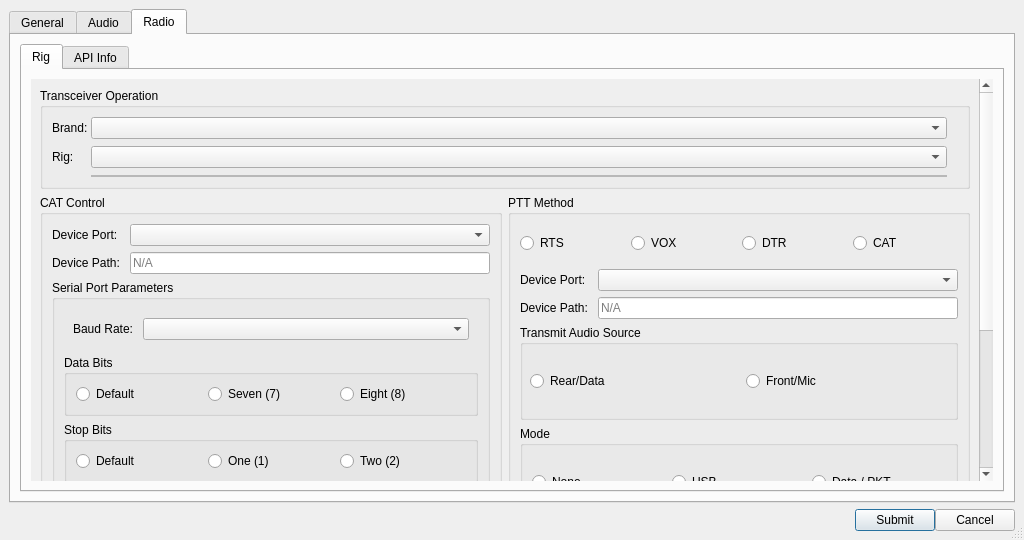
Qt form src/ui/dialogsettings.ui (GekkoFyre/small-world-deluxe) before a commit.
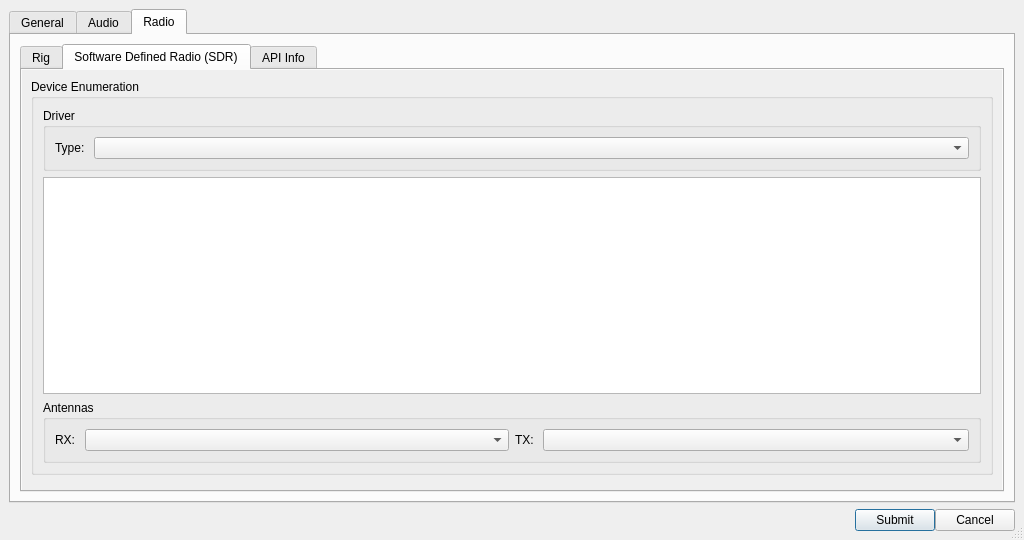
The same form after that commit. The open tabs and pages were chosen to show the change.

Commit message: * We have the basics of SDR (software defined radio) device enumeration working.

Patch:
```diff
--- a/src/ui/dialogsettings.ui
+++ b/src/ui/dialogsettings.ui
@@ -115,6 +115,18 @@
                  <string>Station</string>
                 </attribute>
                 <layout class="QVBoxLayout" name="verticalLayout_9">
+                 <property name="leftMargin">
+                  <number>0</number>
+                 </property>
+                 <property name="topMargin">
+                  <number>0</number>
+                 </property>
+                 <property name="rightMargin">
+                  <number>0</number>
+                 </property>
+                 <property name="bottomMargin">
+                  <number>0</number>
+                 </property>
                  <item>
                   <widget class="QScrollArea" name="scrollArea_general_settings">
                    <property name="sizePolicy">
@@ -140,7 +152,7 @@
                      <rect>
                       <x>0</x>
                       <y>0</y>
-                      <width>948</width>
+                      <width>966</width>
                       <height>433</height>
                      </rect>
                     </property>
@@ -510,6 +522,18 @@
                  <string>Frequencies</string>
                 </attribute>
                 <layout class="QVBoxLayout" name="verticalLayout_11">
+                 <property name="leftMargin">
+                  <number>0</number>
+                 </property>
+                 <property name="topMargin">
+                  <number>0</number>
+                 </property>
+                 <property name="rightMargin">
+                  <number>0</number>
+                 </property>
+                 <property name="bottomMargin">
+                  <number>0</number>
+                 </property>
                  <item>
                   <widget class="QScrollArea" name="scrollArea_ui_radio_freqs">
                    <property name="frameShape">
@@ -529,7 +553,7 @@
                      <rect>
                       <x>0</x>
                       <y>0</y>
-                      <width>948</width>
+                      <width>966</width>
                       <height>448</height>
                      </rect>
                     </property>
@@ -761,6 +785,18 @@
                      <string>Basic &amp;&amp; Accessibility</string>
                     </attribute>
                     <layout class="QVBoxLayout" name="verticalLayout_67">
+                     <property name="leftMargin">
+                      <number>0</number>
+                     </property>
+                     <property name="topMargin">
+                      <number>0</number>
+                     </property>
+                     <property name="rightMargin">
+                      <number>0</number>
+                     </property>
+                     <property name="bottomMargin">
+                      <number>0</number>
+                     </property>
                      <item>
                       <widget class="QScrollArea" name="scrollArea_ui_user_interface">
                        <property name="frameShape">
@@ -780,7 +816,7 @@
                          <rect>
                           <x>0</x>
                           <y>0</y>
-                          <width>926</width>
+                          <width>944</width>
                           <height>1217</height>
                          </rect>
                         </property>
@@ -2268,6 +2304,18 @@
                      <string>Themes</string>
                     </attribute>
                     <layout class="QVBoxLayout" name="verticalLayout_68">
+                     <property name="leftMargin">
+                      <number>0</number>
+                     </property>
+                     <property name="topMargin">
+                      <number>0</number>
+                     </property>
+                     <property name="rightMargin">
+                      <number>0</number>
+                     </property>
+                     <property name="bottomMargin">
+                      <number>0</number>
+                     </property>
                      <item>
                       <widget class="QScrollArea" name="scrollArea">
                        <property name="frameShape">
@@ -2287,8 +2335,8 @@
                          <rect>
                           <x>0</x>
                           <y>0</y>
-                          <width>940</width>
-                          <height>348</height>
+                          <width>379</width>
+                          <height>109</height>
                          </rect>
                         </property>
                         <layout class="QVBoxLayout" name="verticalLayout_69">
@@ -2374,6 +2422,18 @@
                  <string>XMPP</string>
                 </attribute>
                 <layout class="QVBoxLayout" name="verticalLayout_58">
+                 <property name="leftMargin">
+                  <number>0</number>
+                 </property>
+                 <property name="topMargin">
+                  <number>0</number>
+                 </property>
+                 <property name="rightMargin">
+                  <number>0</number>
+                 </property>
+                 <property name="bottomMargin">
+                  <number>0</number>
+                 </property>
                  <item>
                   <widget class="QScrollArea" name="scrollArea_ui_xmpp_cfg">
                    <property name="frameShape">
@@ -2390,7 +2450,7 @@
                      <rect>
                       <x>0</x>
                       <y>0</y>
-                      <width>948</width>
+                      <width>966</width>
                       <height>647</height>
                      </rect>
                     </property>
@@ -3432,6 +3492,15 @@
                  <string>Event Logger</string>
                 </attribute>
                 <layout class="QVBoxLayout" name="verticalLayout_48">
+                 <property name="leftMargin">
+                  <number>0</number>
+                 </property>
+                 <property name="topMargin">
+                  <number>0</number>
+                 </property>
+                 <property name="bottomMargin">
+                  <number>0</number>
+                 </property>
                  <item>
                   <widget class="QScrollArea" name="scrollArea_4">
                    <property name="frameShape">
@@ -3451,8 +3520,8 @@
                      <rect>
                       <x>0</x>
                       <y>0</y>
-                      <width>962</width>
-                      <height>396</height>
+                      <width>971</width>
+                      <height>414</height>
                      </rect>
                     </property>
                     <layout class="QVBoxLayout" name="verticalLayout_49">
@@ -3597,15 +3666,6 @@
                   <number>0</number>
                  </property>
                  <item>
-                  <widget class="QFrame" name="frame_audio_config">
-                   <property name="frameShape">
-                    <enum>QFrame::NoFrame</enum>
-                   </property>
-                   <property name="frameShadow">
-                    <enum>QFrame::Plain</enum>
-                   </property>
-                   <layout class="QVBoxLayout" name="verticalLayout_5">
-                    <item>
                      <widget class="QScrollArea" name="scrollArea_audio_config">
                       <property name="frameShape">
                        <enum>QFrame::NoFrame</enum>
@@ -3624,8 +3684,8 @@
                         <rect>
                          <x>0</x>
                          <y>0</y>
-                         <width>962</width>
-                         <height>396</height>
+                      <width>980</width>
+                      <height>414</height>
                         </rect>
                        </property>
                        <layout class="QVBoxLayout" name="verticalLayout_29">
@@ -4095,14 +4155,23 @@
                     </item>
                    </layout>
                   </widget>
-                 </item>
-                </layout>
-               </widget>
                <widget class="QWidget" name="tab_audio_encoding_settings">
                 <attribute name="title">
                  <string>Recorder</string>
                 </attribute>
                 <layout class="QVBoxLayout" name="verticalLayout_26">
+                 <property name="leftMargin">
+                  <number>0</number>
+                 </property>
+                 <property name="topMargin">
+                  <number>0</number>
+                 </property>
+                 <property name="rightMargin">
+                  <number>0</number>
+                 </property>
+                 <property name="bottomMargin">
+                  <number>0</number>
+                 </property>
                  <item>
                   <widget class="QScrollArea" name="scrollArea_audio_recorder_config">
                    <property name="frameShape">
@@ -4615,6 +4684,18 @@
                     <string>Details</string>
                    </property>
                    <layout class="QHBoxLayout" name="horizontalLayout_11">
+                    <property name="leftMargin">
+                     <number>0</number>
+                    </property>
+                    <property name="topMargin">
+                     <number>0</number>
+                    </property>
+                    <property name="rightMargin">
+                     <number>0</number>
+                    </property>
+                    <property name="bottomMargin">
+                     <number>0</number>
+                    </property>
                     <item>
                      <widget class="QFrame" name="frame_api_details_1">
                       <property name="sizePolicy">
@@ -4867,15 +4948,6 @@
                  <string>Rig</string>
                 </attribute>
                 <layout class="QVBoxLayout" name="verticalLayout_10">
-                 <item>
-                  <widget class="QFrame" name="frame_2">
-                   <property name="frameShape">
-                    <enum>QFrame::NoFrame</enum>
-                   </property>
-                   <property name="frameShadow">
-                    <enum>QFrame::Plain</enum>
-                   </property>
-                   <layout class="QVBoxLayout" name="verticalLayout_30">
                     <property name="leftMargin">
                      <number>0</number>
                     </property>
@@ -4889,7 +4961,7 @@
                      <number>0</number>
                     </property>
                     <item>
-                     <widget class="QScrollArea" name="scrollArea_2">
+                  <widget class="QScrollArea" name="scrollArea_radio_rig">
                       <property name="frameShape">
                        <enum>QFrame::NoFrame</enum>
                       </property>
@@ -4902,12 +4974,12 @@
                       <property name="widgetResizable">
                        <bool>true</bool>
                       </property>
-                      <widget class="QWidget" name="scrollAreaWidgetContents_2">
+                   <widget class="QWidget" name="scrollAreaWidgetContents_radio_rig">
                        <property name="geometry">
                         <rect>
                          <x>0</x>
                          <y>0</y>
-                         <width>948</width>
+                      <width>966</width>
                          <height>688</height>
                         </rect>
                        </property>
@@ -5924,6 +5996,198 @@
                     </item>
                    </layout>
                   </widget>
+               <widget class="QWidget" name="tab_radio_sdr">
+                <attribute name="title">
+                 <string>Software Defined Radio (SDR)</string>
+                </attribute>
+                <layout class="QVBoxLayout" name="verticalLayout_5">
+                 <property name="leftMargin">
+                  <number>0</number>
+                 </property>
+                 <property name="topMargin">
+                  <number>0</number>
+                 </property>
+                 <property name="rightMargin">
+                  <number>0</number>
+                 </property>
+                 <property name="bottomMargin">
+                  <number>0</number>
+                 </property>
+                 <item>
+                  <widget class="QScrollArea" name="scrollArea_radio_sdr">
+                   <property name="frameShape">
+                    <enum>QFrame::NoFrame</enum>
+                   </property>
+                   <property name="frameShadow">
+                    <enum>QFrame::Plain</enum>
+                   </property>
+                   <property name="widgetResizable">
+                    <bool>true</bool>
+                   </property>
+                   <widget class="QWidget" name="scrollAreaWidgetContents_radio_sdr">
+                    <property name="geometry">
+                     <rect>
+                      <x>0</x>
+                      <y>0</y>
+                      <width>980</width>
+                      <height>414</height>
+                     </rect>
+                    </property>
+                    <layout class="QVBoxLayout" name="verticalLayout_30">
+                     <item>
+                      <widget class="QFrame" name="frame_radio_sdr_top">
+                       <property name="frameShape">
+                        <enum>QFrame::NoFrame</enum>
+                       </property>
+                       <property name="frameShadow">
+                        <enum>QFrame::Plain</enum>
+                       </property>
+                       <layout class="QVBoxLayout" name="verticalLayout_76">
+                        <property name="leftMargin">
+                         <number>0</number>
+                        </property>
+                        <property name="topMargin">
+                         <number>0</number>
+                        </property>
+                        <property name="rightMargin">
+                         <number>0</number>
+                        </property>
+                        <property name="bottomMargin">
+                         <number>0</number>
+                        </property>
+                        <item>
+                         <widget class="QGroupBox" name="groupBox_radio_sdr_device_enum">
+                          <property name="title">
+                           <string>Device Enumeration</string>
+                          </property>
+                          <layout class="QVBoxLayout" name="verticalLayout_77">
+                           <item>
+                            <widget class="QGroupBox" name="groupBox_radio_sdr_driver">
+                             <property name="title">
+                              <string>Driver</string>
+                             </property>
+                             <layout class="QFormLayout" name="formLayout_25">
+                              <item row="0" column="0">
+                               <widget class="QLabel" name="label_radio_sdr_driver_type">
+                                <property name="text">
+                                 <string>Type: </string>
+                                </property>
+                               </widget>
+                              </item>
+                              <item row="0" column="1">
+                               <widget class="QComboBox" name="comboBox_radio_sdr_driver_sel"/>
+                              </item>
+                             </layout>
+                            </widget>
+                           </item>
+                           <item>
+                            <widget class="QTreeWidget" name="treeWidget_radio_sdr_device_enum">
+                             <property name="alternatingRowColors">
+                              <bool>true</bool>
+                             </property>
+                             <property name="headerHidden">
+                              <bool>true</bool>
+                             </property>
+                             <column>
+                              <property name="text">
+                               <string notr="true">1</string>
+                              </property>
+                             </column>
+                            </widget>
+                           </item>
+                           <item>
+                            <widget class="QGroupBox" name="groupBox_radio_sdr_device_antennae">
+                             <property name="title">
+                              <string>Antennas</string>
+                             </property>
+                             <layout class="QHBoxLayout" name="horizontalLayout_32">
+                              <property name="bottomMargin">
+                               <number>0</number>
+                              </property>
+                              <item>
+                               <widget class="QFrame" name="frame_radio_sdr_device_antennae_rx">
+                                <property name="frameShape">
+                                 <enum>QFrame::NoFrame</enum>
+                                </property>
+                                <property name="frameShadow">
+                                 <enum>QFrame::Raised</enum>
+                                </property>
+                                <layout class="QFormLayout" name="formLayout_2">
+                                 <property name="leftMargin">
+                                  <number>0</number>
+                                 </property>
+                                 <property name="topMargin">
+                                  <number>0</number>
+                                 </property>
+                                 <property name="rightMargin">
+                                  <number>0</number>
+                                 </property>
+                                 <item row="0" column="0">
+                                  <widget class="QLabel" name="label_radio_sdr_device_antennae_rx_sel">
+                                   <property name="text">
+                                    <string>RX: </string>
+                                   </property>
+                                  </widget>
+                                 </item>
+                                 <item row="0" column="1">
+                                  <widget class="QComboBox" name="comboBox_radio_sdr_device_antennae_rx_sel"/>
+                                 </item>
+                                </layout>
+                               </widget>
+                              </item>
+                              <item>
+                               <widget class="QFrame" name="frame_radio_sdr_device_antennae_tx">
+                                <property name="frameShape">
+                                 <enum>QFrame::NoFrame</enum>
+                                </property>
+                                <property name="frameShadow">
+                                 <enum>QFrame::Plain</enum>
+                                </property>
+                                <layout class="QFormLayout" name="formLayout_4">
+                                 <property name="leftMargin">
+                                  <number>0</number>
+                                 </property>
+                                 <property name="topMargin">
+                                  <number>0</number>
+                                 </property>
+                                 <property name="rightMargin">
+                                  <number>0</number>
+                                 </property>
+                                 <item row="0" column="0">
+                                  <widget class="QLabel" name="label_radio_sdr_device_antennae_tx_sel">
+                                   <property name="text">
+                                    <string>TX: </string>
+                                   </property>
+                                  </widget>
+                                 </item>
+                                 <item row="0" column="1">
+                                  <widget class="QComboBox" name="comboBox_radio_sdr_device_antennae_tx_sel"/>
+                                 </item>
+                                </layout>
+                               </widget>
+                              </item>
+                             </layout>
+                            </widget>
+                           </item>
+                          </layout>
+                         </widget>
+                        </item>
+                       </layout>
+                      </widget>
+                     </item>
+                     <item>
+                      <widget class="QFrame" name="frame_radio_sdr_bottom">
+                       <property name="frameShape">
+                        <enum>QFrame::NoFrame</enum>
+                       </property>
+                       <property name="frameShadow">
+                        <enum>QFrame::Plain</enum>
+                       </property>
+                      </widget>
+                     </item>
+                    </layout>
+                   </widget>
+                  </widget>
                  </item>
                 </layout>
                </widget>
```
Left out of the diff: 39 changed lines with no effect on the pictures. Lines whose indentation alone changed are shown as unchanged. The commit also changes 5 other files.
